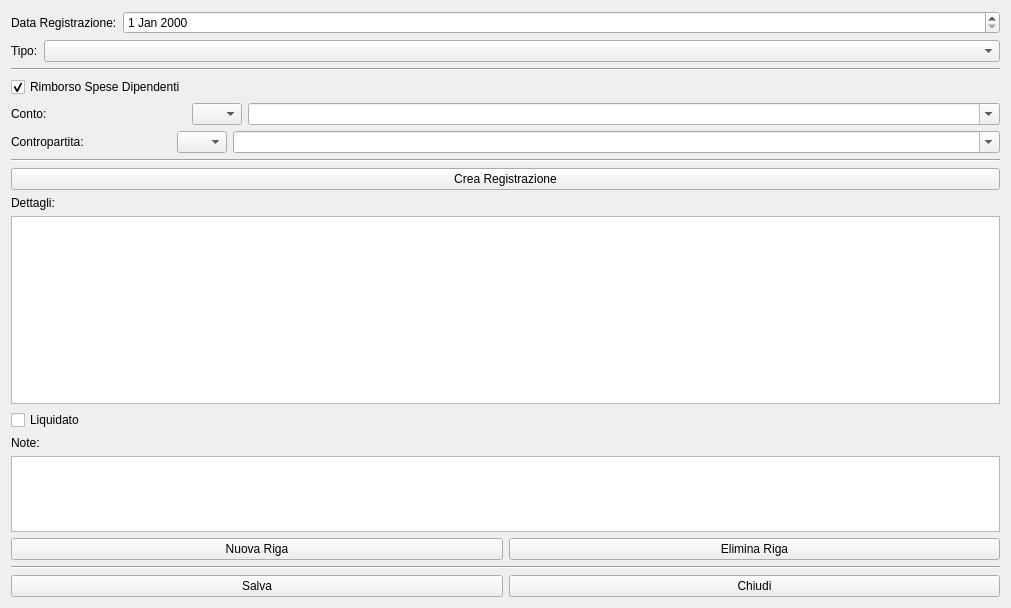
Above: cnuovaregistrazione.ui from fblabs/cimiapp2 before the change. Below: the same form after it.
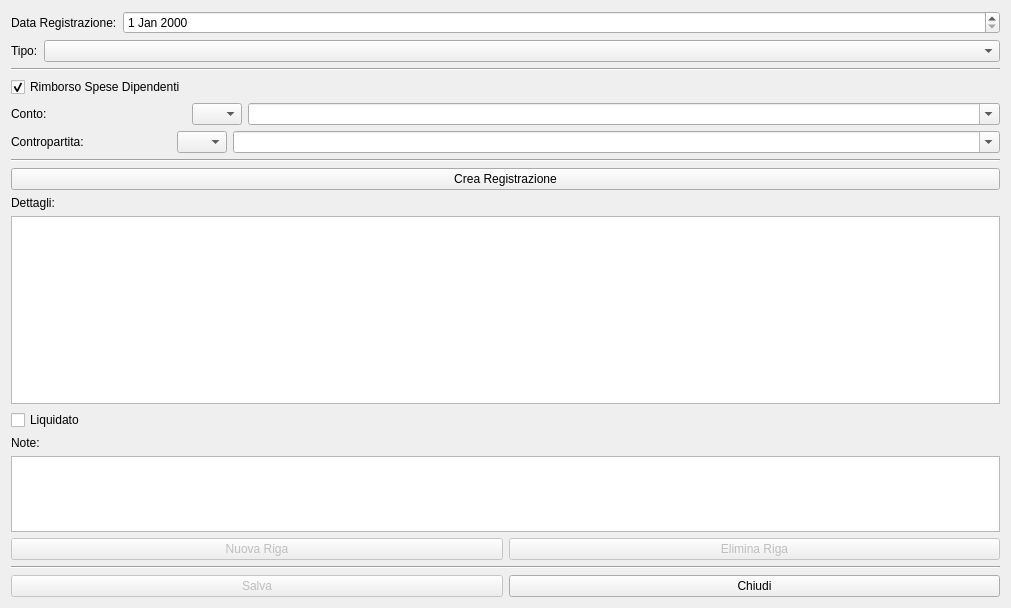
That is the form after the change. Icons and pictures are not drawn.

Diff of the .ui file:
```diff
--- a/cnuovaregistrazione.ui
+++ b/cnuovaregistrazione.ui
@@ -211,6 +211,9 @@
       <layout class="QHBoxLayout" name="horizontalLayout">
        <item>
         <widget class="QPushButton" name="pushButton">
+         <property name="enabled">
+          <bool>false</bool>
+         </property>
          <property name="text">
           <string>Nuova Riga</string>
          </property>
@@ -222,6 +225,9 @@
        </item>
        <item>
         <widget class="QPushButton" name="pushButton_2">
+         <property name="enabled">
+          <bool>false</bool>
+         </property>
          <property name="text">
           <string>Elimina Riga</string>
          </property>
@@ -246,6 +252,9 @@
     <layout class="QHBoxLayout" name="horizontalLayout_2">
      <item>
       <widget class="QPushButton" name="pushButton_3">
+       <property name="enabled">
+        <bool>false</bool>
+       </property>
        <property name="text">
         <string>Salva</string>
        </property>
```
Left out of the diff: 10 changed lines with no effect on the pictures.
